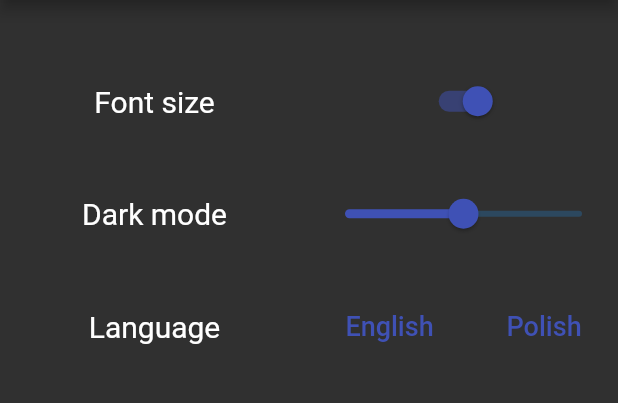
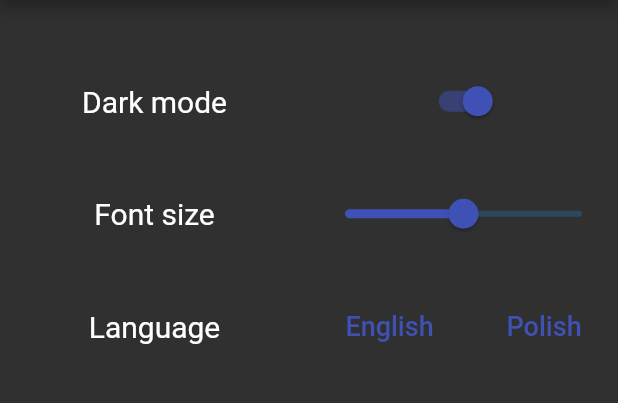
Before and after one commit to FWasik/Parcel-App, a Flutter app: the SettingsPage screen opened directly, on a phone screen of 412 x 824 dp, the part 84-487 px from its top. Run offline on Flutter 3.47's test engine with Material 2 defaults, Android fonts, the phone set to English and light mode, and no system bars; our stand-ins replace cloud_firestore, email_validator, equatable, firebase_auth, firebase_core, flutter_bloc and 5 more; missing offline and left inert: flutter_google_places_hoc081098, google_api_headers, google_maps_webservice; accounts and stored records are empty; generated files the repository leaves out were written again.

Commit message:
readme + change fontSize and darkMode texts by places

```diff
--- a/lib/screens/settings_page.dart
+++ b/lib/screens/settings_page.dart
@@ -70,7 +70,7 @@ class _SettingsPageState extends State<SettingsPage> {
                   crossAxisCount: 2,
                   children: <Widget>[
                     Center(
-                      child: Text(appLoc.fontSize,
+                      child: Text(appLoc.darkMode,
                           style: TextStyle(fontSize: 20 * stateFont.resize)),
                     ),
                     Center(
@@ -101,7 +101,7 @@ class _SettingsPageState extends State<SettingsPage> {
                     ),
                     Center(
                       child: Text(
-                        appLoc.darkMode,
+                        appLoc.fontSize,
                         style: TextStyle(fontSize: 20 * stateFont.resize),
                       ),
                     ),
```
Also changed, not shown: 1 other file.
